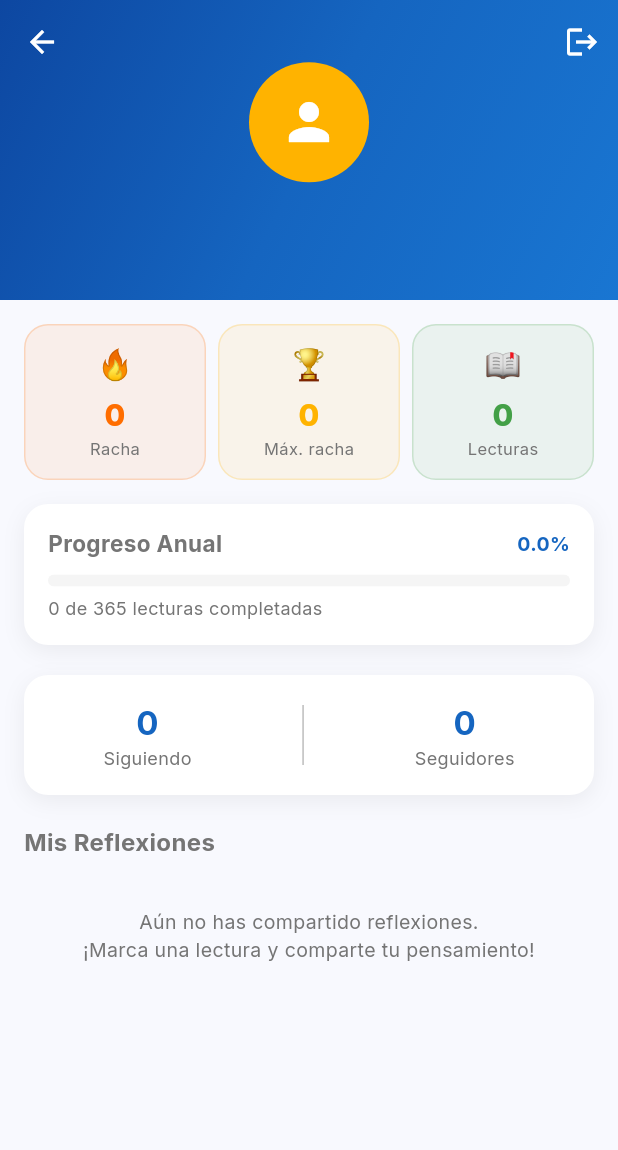
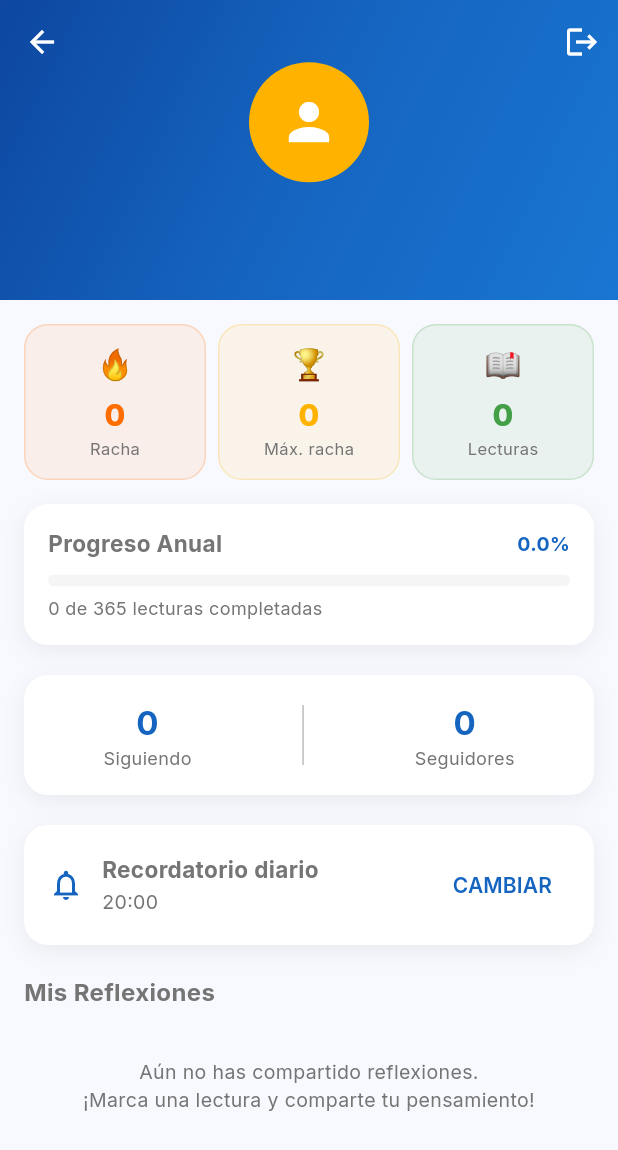
Before and after one commit to Alfavear/ALTARDIARIO, a Flutter app: the PerfilScreen screen opened directly, on a phone screen of 412 x 824 dp. Shown: the top 1150 px of the screen. Run offline on Flutter 3.47's test engine with Material 3 defaults, Android fonts, the phone set to English and light mode, and no system bars; our stand-ins replace cloud_firestore, firebase_auth, firebase_core, flutter_local_notifications, flutter_riverpod, google_fonts and 5 more; accounts and stored records are empty.

```diff
--- a/lib/main.dart
+++ b/lib/main.dart
@@ -33,7 +33,10 @@ void main() async {
   try {
     await NotificationService.init();
     await NotificationService.requestPermissions();
-    await NotificationService.scheduleDailyReminder();
+    await NotificationService.scheduleDailyReminder(
+      hour: storageService.getNotificationHour(),
+      minute: storageService.getNotificationMinute(),
+    );
   } catch (e) {
     debugPrint("Servicio de notificaciones no disponible: $e");
   }
--- a/lib/presentation/screens/perfil_screen.dart
+++ b/lib/presentation/screens/perfil_screen.dart
@@ -2,6 +2,8 @@ import 'package:flutter/material.dart';
 import 'package:flutter_riverpod/flutter_riverpod.dart';
 import 'package:intl/intl.dart';
 import '../../core/theme/app_theme.dart';
+import '../../core/services/notification_service.dart';
+import '../../data/services/storage_service.dart';
 import '../providers/app_providers.dart';
 
 class PerfilScreen extends ConsumerWidget {
@@ -192,6 +194,48 @@ class PerfilScreen extends ConsumerWidget {
                   ),
                   const SizedBox(height: 20),
 
+                  // ── Recordatorio diario ──────────────────────────────
+                  Container(
+                    padding: const EdgeInsets.all(16),
+                    decoration: BoxDecoration(
+                      color: Colors.white,
+                      borderRadius:
+                          BorderRadius.circular(AppTheme.radiusMedium),
+                      boxShadow: AppTheme.softShadow,
+                    ),
+                    child: Row(
+                      children: [
+                        const Icon(Icons.notifications_outlined,
+                            color: AppTheme.primaryBlue),
+                        const SizedBox(width: 12),
+                        Expanded(
+                          child: Column(
+                            crossAxisAlignment: CrossAxisAlignment.start,
+                            children: [
+                              const Text('Recordatorio diario',
+                                  style: TextStyle(
+                                      fontWeight: FontWeight.bold,
+                                      fontSize: 15)),
+                              const SizedBox(height: 2),
+                              Text(
+                                '${storageService.getNotificationHour().toString().padLeft(2, '0')}:${storageService.getNotificationMinute().toString().padLeft(2, '0')}',
+                                style: const TextStyle(
+                                    color: AppTheme.textSecondary,
+                                    fontSize: 13),
+                              ),
+                            ],
+                          ),
+                        ),
+                        TextButton(
+                          onPressed: () => _pickNotificationTime(
+                              context, storageService),
+                          child: const Text('CAMBIAR'),
+                        ),
+                      ],
+                    ),
+                  ),
+                  const SizedBox(height: 20),
+
                   // ── Reflexiones del usuario ─────────────────────────────
                   const Text(
                     'Mis Reflexiones',
@@ -283,7 +327,16 @@ class PerfilScreen extends ConsumerWidget {
                       },
                       loading: () => const Center(
                           child: CircularProgressIndicator()),
-                      error: (e, _) => Text('Error: $e'),
+                      error: (e, _) => const Padding(
+                        padding: EdgeInsets.symmetric(vertical: 24),
+                        child: Center(
+                          child: Text(
+                            'No se pudieron cargar tus reflexiones.\nVerifica que Firebase Console tenga los índices necesarios.',
+                            textAlign: TextAlign.center,
+                            style: TextStyle(color: AppTheme.textSecondary),
+                          ),
+                        ),
+                      ),
                     );
                   })(),
                 ],
@@ -292,6 +345,22 @@ class PerfilScreen extends ConsumerWidget {
           ),
         ],
       ),
+    );
+  }
+}
+
+Future<void> _pickNotificationTime(
+    BuildContext context, StorageService storage) async {
+  final initial = TimeOfDay(
+    hour: storage.getNotificationHour(),
+    minute: storage.getNotificationMinute(),
+  );
+  final picked = await showTimePicker(context: context, initialTime: initial);
+  if (picked != null) {
+    await storage.setNotificationTime(picked.hour, picked.minute);
+    await NotificationService.scheduleDailyReminder(
+      hour: picked.hour,
+      minute: picked.minute,
     );
   }
 }
```
Also changed, not shown: lib/core/services/notification_service.dart (+6 -3 lines), lib/data/services/bible_service.dart (+38 -2 lines), lib/data/services/firestore_service.dart (+40 -12 lines), lib/data/services/storage_service.dart (+11 -0 lines), lib/presentation/screens/bible_reader_screen.dart (+53 -1 lines), lib/presentation/screens/login_screen.dart (+9 -1 lines).
